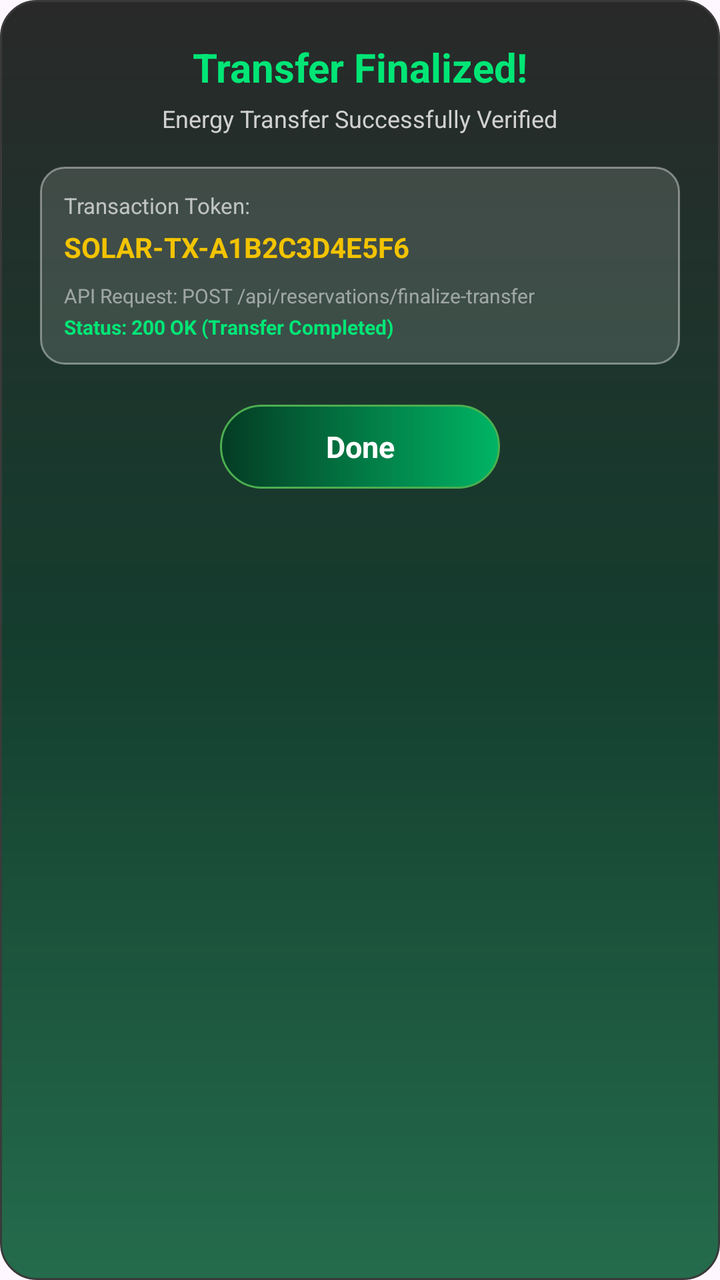
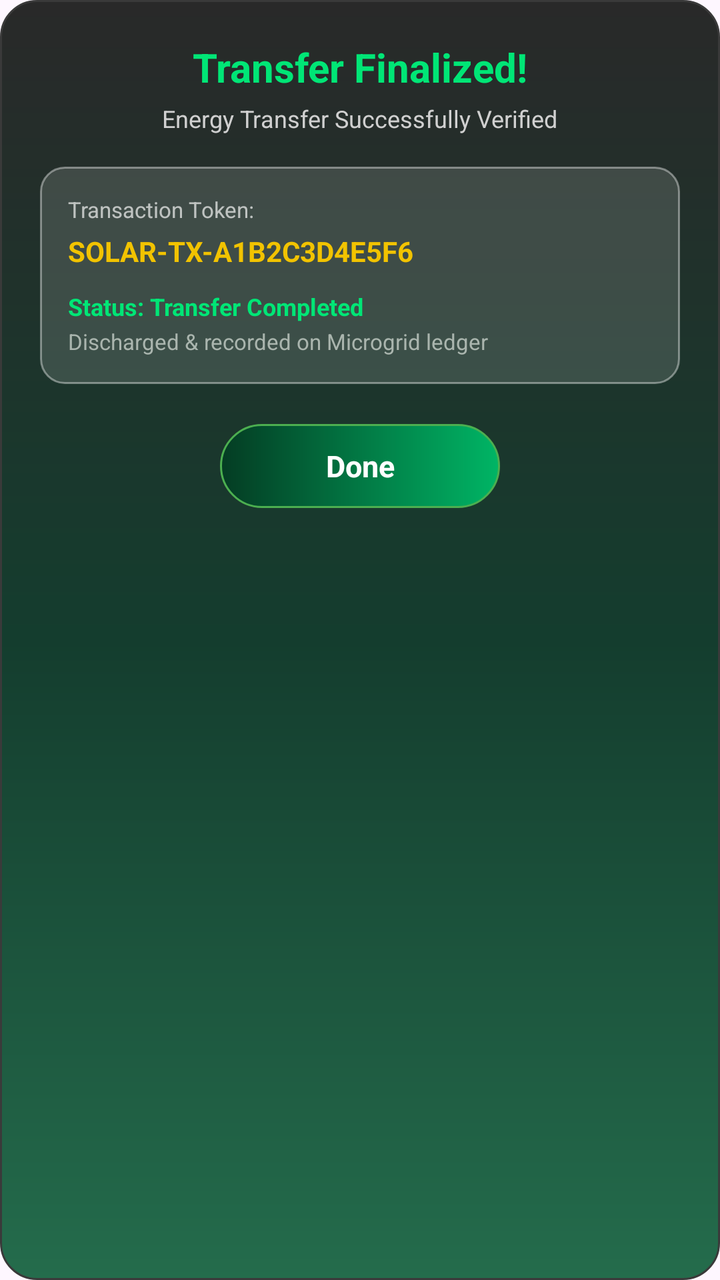

Two renders of the same Android screen: before a commit and after it. Below are the layout's source before the change and the commit's diff.
<!-- AndroidManifest.xml: application theme Theme.SolarGrid -->
<!-- res/layout/dialog_transfer_success.xml -->
<?xml version="1.0" encoding="utf-8"?>
<LinearLayout xmlns:android="http://schemas.android.com/apk/res/android"
    android:layout_width="320dp"
    android:layout_height="wrap_content"
    android:orientation="vertical"
    android:gravity="center_horizontal"
    android:padding="20dp"
    android:background="@drawable/modal_bg">

    <TextView
        android:layout_width="wrap_content"
        android:layout_height="wrap_content"
        android:text="Transfer Finalized!"
        android:textColor="#00E676"
        android:textSize="20sp"
        android:textStyle="bold" />

    <TextView
        android:layout_width="wrap_content"
        android:layout_height="wrap_content"
        android:layout_marginTop="4dp"
        android:text="Energy Transfer Successfully Verified"
        android:textColor="#D0D0D0"
        android:textSize="12sp" />

    <LinearLayout
        android:layout_width="match_parent"
        android:layout_height="wrap_content"
        android:layout_marginTop="16dp"
        android:background="@drawable/bg_input"
        android:orientation="vertical"
        android:padding="12dp">

        <TextView
            android:layout_width="wrap_content"
            android:layout_height="wrap_content"
            android:text="Transaction Token:"
            android:textColor="#AAFFFFFF"
            android:textSize="11sp" />

        <TextView
            android:id="@+id/scannedTokenText"
            android:layout_width="wrap_content"
            android:layout_height="wrap_content"
            android:layout_marginTop="4dp"
            android:text="SOLAR-TX-A1B2C3D4E5F6"
            android:textColor="#F2C300"
            android:textSize="14sp"
            android:textStyle="bold" />

        <TextView
            android:layout_width="wrap_content"
            android:layout_height="wrap_content"
            android:layout_marginTop="8dp"
            android:text="API Request: POST /api/reservations/finalize-transfer"
            android:textColor="#80FFFFFF"
            android:textSize="10sp" />

        <TextView
            android:layout_width="wrap_content"
            android:layout_height="wrap_content"
            android:layout_marginTop="2dp"
            android:text="Status: 200 OK (Transfer Completed)"
            android:textColor="#00E676"
            android:textSize="10sp"
            android:textStyle="bold" />

    </LinearLayout>

    <FrameLayout
        android:id="@+id/closeTransferDialogButton"
        android:layout_width="140dp"
        android:layout_height="42dp"
        android:layout_marginTop="20dp"
        android:background="@drawable/bg_energy_button"
        android:clickable="true"
        android:focusable="true">

        <TextView
            android:layout_width="match_parent"
            android:layout_height="match_parent"
            android:gravity="center"
            android:text="Done"
            android:textColor="#FFFFFF"
            android:textSize="15sp"
            android:textStyle="bold" />
    </FrameLayout>

</LinearLayout>
<!-- resources referenced by this layout -->
<resources>
  <!-- drawable bg_energy_button (drawable) -->
  <?xml version="1.0" encoding="utf-8"?>
  <shape xmlns:android="http://schemas.android.com/apk/res/android"
      android:shape="rectangle">
  
      <gradient
          android:type="linear"
          android:angle="0"
          android:startColor="#043C23"
          android:endColor="#00B565" />
  
      <corners android:radius="50dp" />
  
      <stroke
          android:width="1dp"
          android:color="#4CAF50" />
  
  </shape>
  <!-- drawable bg_input (drawable) -->
  <?xml version="1.0" encoding="utf-8"?>
  <shape xmlns:android="http://schemas.android.com/apk/res/android"
      android:shape="rectangle">
  
      <solid android:color="#22FFFFFF" />
  
      <stroke
          android:width="1dp"
          android:color="#66FFFFFF" />
  
      <corners android:radius="12dp" />
  
  </shape>
  <!-- drawable modal_bg (drawable) -->
  <?xml version="1.0" encoding="utf-8"?>
  <shape xmlns:android="http://schemas.android.com/apk/res/android"
      android:shape="rectangle">
  
      <gradient
          android:type="linear"
          android:angle="90"
          android:startColor="#246C4C"
          android:centerColor="#143D2E"
          android:endColor="#292929" />
  
      <stroke
          android:width="1dp"
          android:color="#3A3A3A" />
  
      <corners android:radius="18dp" />
  
  </shape>
  <style name="Theme.SolarGrid" parent="Base.Theme.SolarGrid" />
  <style name="Base.Theme.SolarGrid" parent="Theme.Material3.DayNight.NoActionBar">
          
          
      </style>
</resources>

<!-- the commit's change to res/layout/dialog_transfer_success.xml (unified diff, before → after) -->
@@ -1,6 +1,6 @@
 <?xml version="1.0" encoding="utf-8"?>
 <LinearLayout xmlns:android="http://schemas.android.com/apk/res/android"
-    android:layout_width="320dp"
+    android:layout_width="match_parent"
     android:layout_height="wrap_content"
     android:orientation="vertical"
     android:gravity="center_horizontal"
@@ -29,7 +29,7 @@
         android:layout_marginTop="16dp"
         android:background="@drawable/bg_input"
         android:orientation="vertical"
-        android:padding="12dp">
+        android:padding="14dp">
 
         <TextView
             android:layout_width="wrap_content"
@@ -51,19 +51,19 @@
         <TextView
             android:layout_width="wrap_content"
             android:layout_height="wrap_content"
-            android:layout_marginTop="8dp"
-            android:text="API Request: POST /api/reservations/finalize-transfer"
-            android:textColor="#80FFFFFF"
-            android:textSize="10sp" />
+            android:layout_marginTop="10dp"
+            android:text="Status: Transfer Completed"
+            android:textColor="#00E676"
+            android:textSize="12sp"
+            android:textStyle="bold" />
 
         <TextView
             android:layout_width="wrap_content"
             android:layout_height="wrap_content"
             android:layout_marginTop="2dp"
-            android:text="Status: 200 OK (Transfer Completed)"
-            android:textColor="#00E676"
-            android:textSize="10sp"
-            android:textStyle="bold" />
+            android:text="Discharged &amp; recorded on Microgrid ledger"
+            android:textColor="#AAB5AE"
+            android:textSize="11sp" />
 
     </LinearLayout>
 
